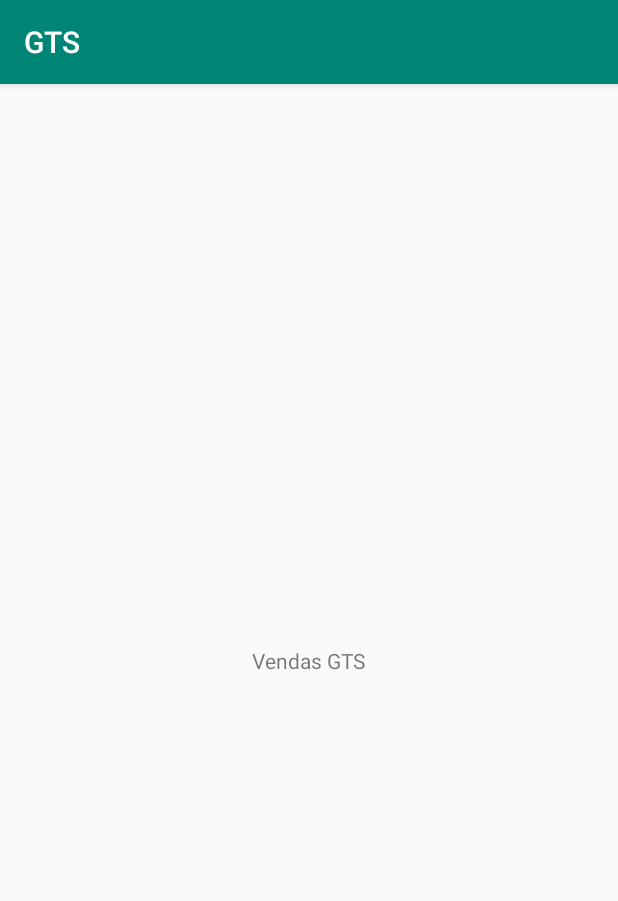
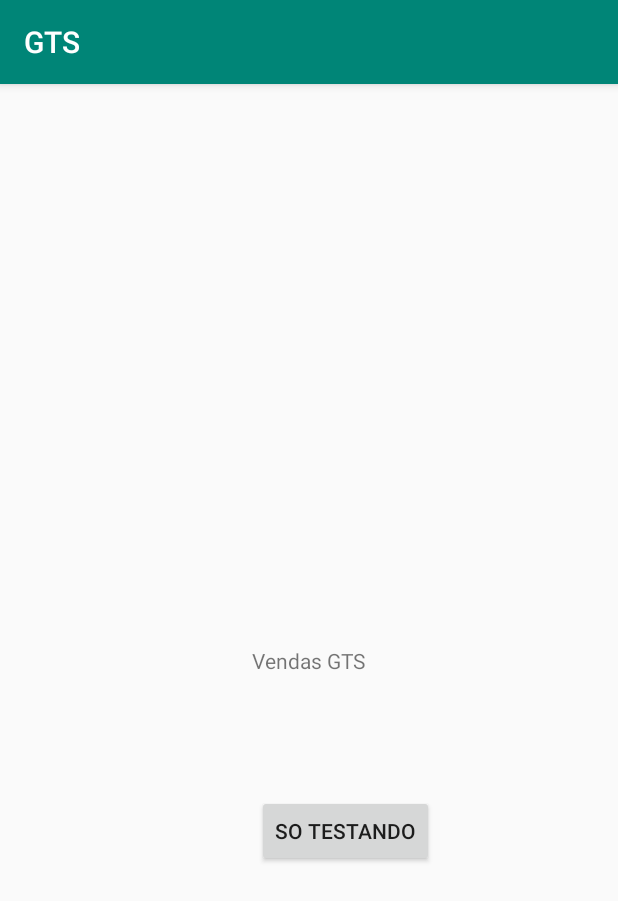
Before and after one commit to rguths/GTS2, an Android app: the screen it shows after launch (MainActivity), on a phone screen of 412 x 824 dp. Shown: the top 901 px of the screen. Run offline under Robolectric (Android 15) with nearby library versions, the phone set to English and light mode, and no system bars.

Commit message:
Inclui um botao...

```diff
--- a/app/src/main/res/layout/activity_main.xml
+++ b/app/src/main/res/layout/activity_main.xml
@@ -7,6 +7,7 @@
     tools:context=".MainActivity">
 
     <TextView
+        android:id="@+id/textView"
         android:layout_width="wrap_content"
         android:layout_height="wrap_content"
         android:text="Vendas GTS"
@@ -15,4 +16,14 @@
         app:layout_constraintRight_toRightOf="parent"
         app:layout_constraintTop_toTopOf="parent" />
 
+    <Button
+        android:id="@+id/button"
+        android:layout_width="wrap_content"
+        android:layout_height="wrap_content"
+        android:layout_marginStart="3dp"
+        android:layout_marginTop="80dp"
+        android:text="So testando"
+        app:layout_constraintStart_toStartOf="@+id/textView"
+        app:layout_constraintTop_toBottomOf="@+id/textView" />
+
 </androidx.constraintlayout.widget.ConstraintLayout>
```
